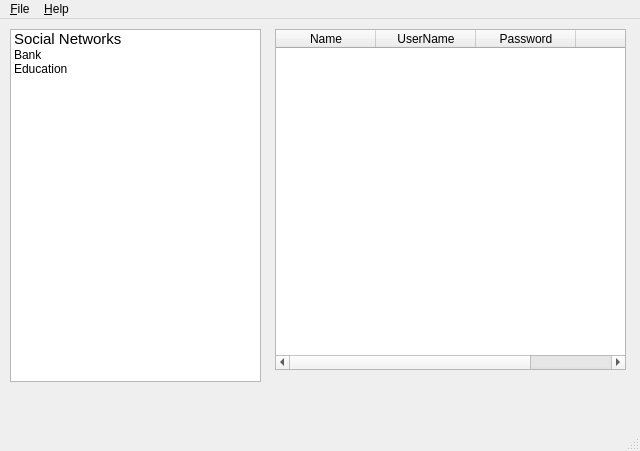
Above: myaccounts.ui from sreecodeslayer/College_Build_of_PWManager before the change. Below: the same form after it.
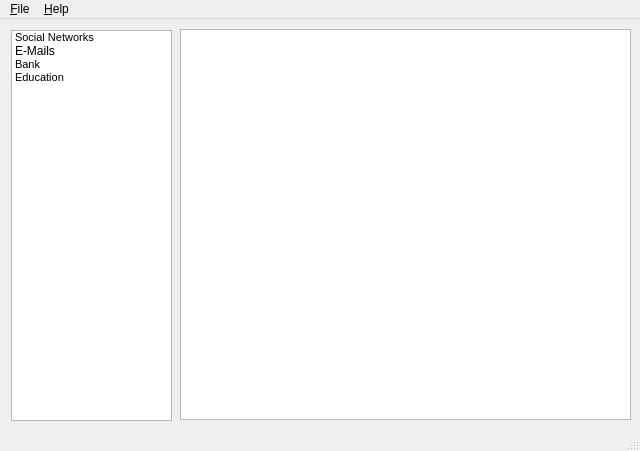
That is the form after the change. Icons and pictures are not drawn.

```diff
--- a/myaccounts.ui
+++ b/myaccounts.ui
@@ -33,10 +33,10 @@
    <widget class="QListWidget" name="listWidget">
     <property name="geometry">
      <rect>
-      <x>10</x>
-      <y>10</y>
-      <width>251</width>
-      <height>353</height>
+      <x>11</x>
+      <y>11</y>
+      <width>161</width>
+      <height>391</height>
      </rect>
     </property>
     <property name="iconSize">
@@ -51,8 +51,26 @@
      </property>
      <property name="font">
       <font>
-       <pointsize>11</pointsize>
+       <pointsize>8</pointsize>
       </font>
+     </property>
+     <property name="foreground">
+      <brush brushstyle="Dense4Pattern">
+       <color alpha="255">
+        <red>0</red>
+        <green>0</green>
+        <blue>0</blue>
+       </color>
+      </brush>
+     </property>
+     <property name="icon">
+      <iconset resource="Resources.qrc">
+       <normaloff>:/new/prefix1/Resources/Bg-Images/account_and_control.png</normaloff>:/new/prefix1/Resources/Bg-Images/account_and_control.png</iconset>
+     </property>
+    </item>
+    <item>
+     <property name="text">
+      <string>E-Mails</string>
      </property>
      <property name="icon">
       <iconset resource="Resources.qrc">
@@ -63,6 +81,11 @@
      <property name="text">
       <string>Bank</string>
      </property>
+     <property name="font">
+      <font>
+       <pointsize>8</pointsize>
+      </font>
+     </property>
      <property name="icon">
       <iconset resource="Resources.qrc">
        <normaloff>:/new/prefix1/Resources/Bg-Images/account_and_control.png</normaloff>:/new/prefix1/Resources/Bg-Images/account_and_control.png</iconset>
@@ -72,41 +95,26 @@
      <property name="text">
       <string>Education</string>
      </property>
+     <property name="font">
+      <font>
+       <pointsize>8</pointsize>
+      </font>
+     </property>
      <property name="icon">
       <iconset resource="Resources.qrc">
        <normaloff>:/new/prefix1/Resources/Bg-Images/account_and_control.png</normaloff>:/new/prefix1/Resources/Bg-Images/account_and_control.png</iconset>
      </property>
     </item>
    </widget>
-   <widget class="QTableWidget" name="tableWidget">
+   <widget class="QTableView" name="tableView">
     <property name="geometry">
      <rect>
-      <x>275</x>
+      <x>180</x>
       <y>10</y>
-      <width>351</width>
-      <height>341</height>
+      <width>451</width>
+      <height>391</height>
      </rect>
     </property>
-    <column>
-     <property name="text">
-      <string>Name</string>
-     </property>
-    </column>
-    <column>
-     <property name="text">
-      <string>UserName</string>
-     </property>
-    </column>
-    <column>
-     <property name="text">
-      <string>Password</string>
-     </property>
-    </column>
-    <column>
-     <property name="text">
-      <string/>
-     </property>
-    </column>
    </widget>
   </widget>
   <widget class="QMenuBar" name="menubar">
```
Left out of the diff: 2 changed lines with no effect on the pictures.
